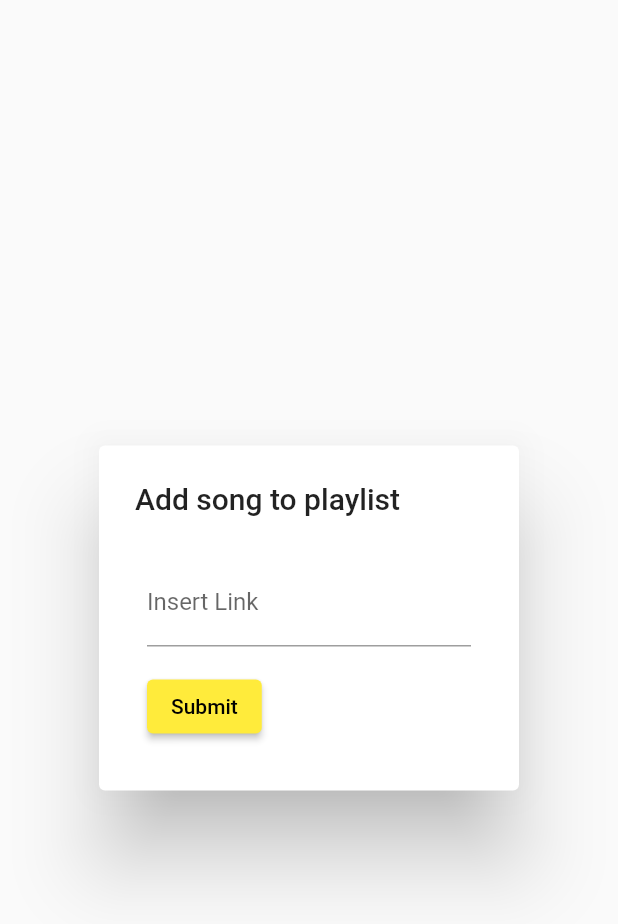
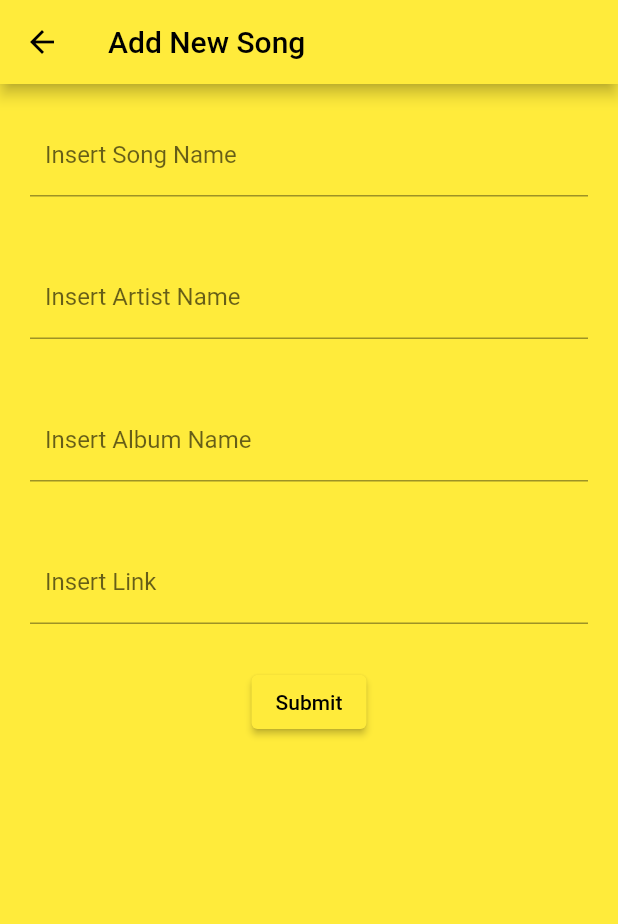
Before and after one commit to KomoGit/FOSSMusic, a Flutter app: the UserInputPopUp screen opened directly, after a tap on "Submit", on a phone screen of 412 x 824 dp. Shown: the top 924 px of the screen. Run offline on Flutter 3.47's test engine with Material 2 defaults, Android fonts, the phone set to English and light mode, and no system bars; our stand-ins replace sqflite; missing offline and left inert: flutter_exoplayer, swipable_stack; accounts and stored records are empty; statements that could not run were skipped.

Commit message:
Better input

```diff
--- a/fossmusic/lib/UI/ui_input.dart
+++ b/fossmusic/lib/UI/ui_input.dart
@@ -7,20 +7,66 @@ class UserInputPopUp extends StatelessWidget {
 //DOESNT WORK
   @override
   Widget build(BuildContext context) {
+    //TextEditingController nameController = TextEditingController();
+    //List<TextEditingController> nameController = [];
     TextEditingController nameController = TextEditingController();
-    return AlertDialog(
-      title: const Text('Add song to playlist'),
-      content: Column(
-        mainAxisSize: MainAxisSize.min,
-        crossAxisAlignment: CrossAxisAlignment.start,
+    TextEditingController linkController = TextEditingController();
+    TextEditingController albumController = TextEditingController();
+    TextEditingController artistController = TextEditingController();
+
+    return Scaffold(
+      appBar: AppBar(title: const Text("Add New Song")),
+      backgroundColor: Colors.yellow,
+      body: Column(
+        //mainAxisAlignment: MainAxisAlignment.spaceEvenly,
         children: <Widget>[
-          Padding(
-            padding: const EdgeInsets.all(8.0),
-            child: TextField(
+          Flexible(
+            child: Padding(
+              padding: const EdgeInsets.all(20.0),
+              child: TextField(
                 onChanged: (v) => nameController.text = v,
                 decoration: const InputDecoration(
-                  labelText: 'Insert Link',
-                )),
+                  contentPadding: EdgeInsets.all(10),
+                  labelText: "Insert Song Name",
+                ),
+              ),
+            ),
+          ),
+          Flexible(
+            child: Padding(
+              padding: const EdgeInsets.all(20.0),
+              child: TextField(
+                onChanged: (v) => artistController.text = v,
+                decoration: const InputDecoration(
+                  contentPadding: EdgeInsets.all(10),
+                  labelText: "Insert Artist Name",
+                ),
+              ),
+            ),
+          ),
+          Flexible(
+            child: Padding(
+              padding: const EdgeInsets.all(20.0),
+              child: TextField(
+                onChanged: (v) => albumController.text = v,
+                decoration: const InputDecoration(
+                  contentPadding: EdgeInsets.all(10),
+                  labelText: "Insert Album Name",
+                ),
+              ),
+            ),
+          ),
+          Flexible(
+            child: Padding(
+              padding: const EdgeInsets.all(20.0),
+              child: TextField(
+                onChanged: (v) => linkController.text = v,
+                decoration: const InputDecoration(
+                  contentPadding: EdgeInsets.all(10),
+                  labelText: "Insert Link",
+                ),
+              ),
+            ),
           ),
           Padding(
             padding: const EdgeInsets.all(8.0),
@@ -28,7 +74,12 @@ class UserInputPopUp extends StatelessWidget {
               builder: (context) {
                 return ElevatedButton(
                   onPressed: () async {
-                    await DatabaseHelper.instance.add(Song(link: nameController.text));
+                    await DatabaseHelper.instance.add(Song(
+                      songName: nameController.text,
+                      artistName: artistController.text,
+                      link: linkController.text,
+                      albumName: albumController.text,
+                    ));
                   },
                   child: const Text('Submit'),
                 );
```
